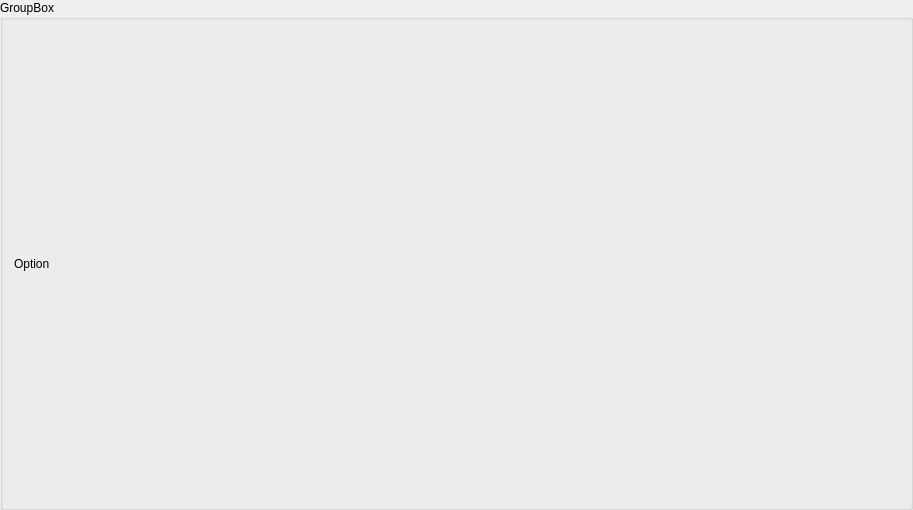
First picture: the form in brainframe_qt/ui/dialogs/plugin_configuration/plugin_options/plugin_options.ui, repository aotuai/brainframe-qt, before the edit.
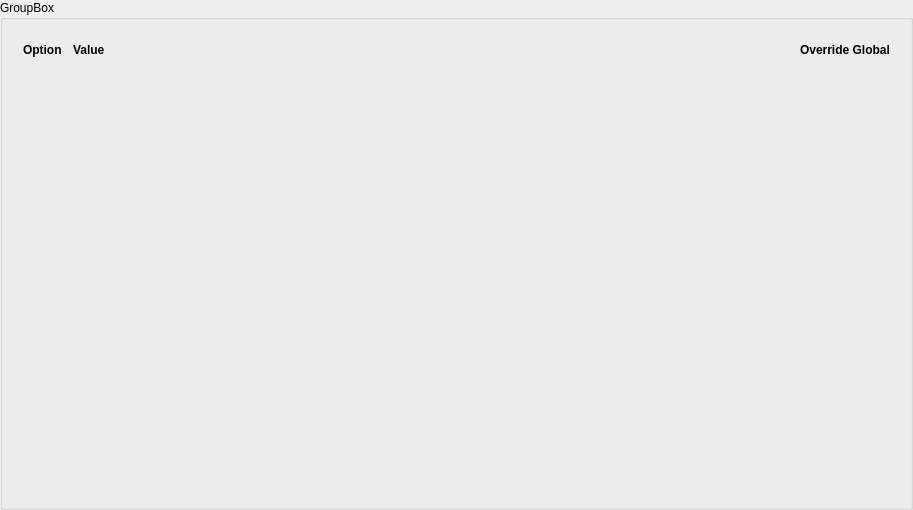
Second picture: the form after the edit.

```diff
--- a/brainframe_qt/ui/dialogs/plugin_configuration/plugin_options/plugin_options.ui
+++ b/brainframe_qt/ui/dialogs/plugin_configuration/plugin_options/plugin_options.ui
@@ -17,11 +17,90 @@
    <string>GroupBox</string>
   </property>
   <layout class="QGridLayout" name="gridLayout">
+   <item row="1" column="0">
+    <spacer name="verticalSpacer_2">
+     <property name="orientation">
+      <enum>Qt::Vertical</enum>
+     </property>
+     <property name="sizeHint" stdset="0">
+      <size>
+       <width>20</width>
+       <height>40</height>
+      </size>
+     </property>
+    </spacer>
+   </item>
    <item row="0" column="0">
-    <widget class="QLabel" name="label">
-     <property name="text">
-      <string>Option</string>
-     </property>
+    <widget class="QWidget" name="grid" native="true">
+     <layout class="QGridLayout" name="gridLayout_2">
+      <item row="0" column="3">
+       <widget class="QLabel" name="label_3">
+        <property name="font">
+         <font>
+          <weight>75</weight>
+          <bold>true</bold>
+         </font>
+        </property>
+        <property name="text">
+         <string>Override Global</string>
+        </property>
+        <property name="margin">
+         <number>10</number>
+        </property>
+        <property name="indent">
+         <number>5</number>
+        </property>
+       </widget>
+      </item>
+      <item row="0" column="1">
+       <widget class="QLabel" name="label_2">
+        <property name="font">
+         <font>
+          <weight>75</weight>
+          <bold>true</bold>
+         </font>
+        </property>
+        <property name="text">
+         <string>Value</string>
+        </property>
+        <property name="margin">
+         <number>10</number>
+        </property>
+        <property name="indent">
+         <number>5</number>
+        </property>
+       </widget>
+      </item>
+      <item row="0" column="0">
+       <widget class="QLabel" name="label">
+        <property name="font">
+         <font>
+          <weight>75</weight>
+          <bold>true</bold>
+         </font>
+        </property>
+        <property name="text">
+         <string>Option</string>
+        </property>
+        <property name="margin">
+         <number>10</number>
+        </property>
+       </widget>
+      </item>
+      <item row="0" column="2">
+       <spacer name="horizontalSpacer_2">
+        <property name="orientation">
+         <enum>Qt::Horizontal</enum>
+        </property>
+        <property name="sizeHint" stdset="0">
+         <size>
+          <width>40</width>
+          <height>20</height>
+         </size>
+        </property>
+       </spacer>
+      </item>
+     </layout>
     </widget>
    </item>
   </layout>
```
